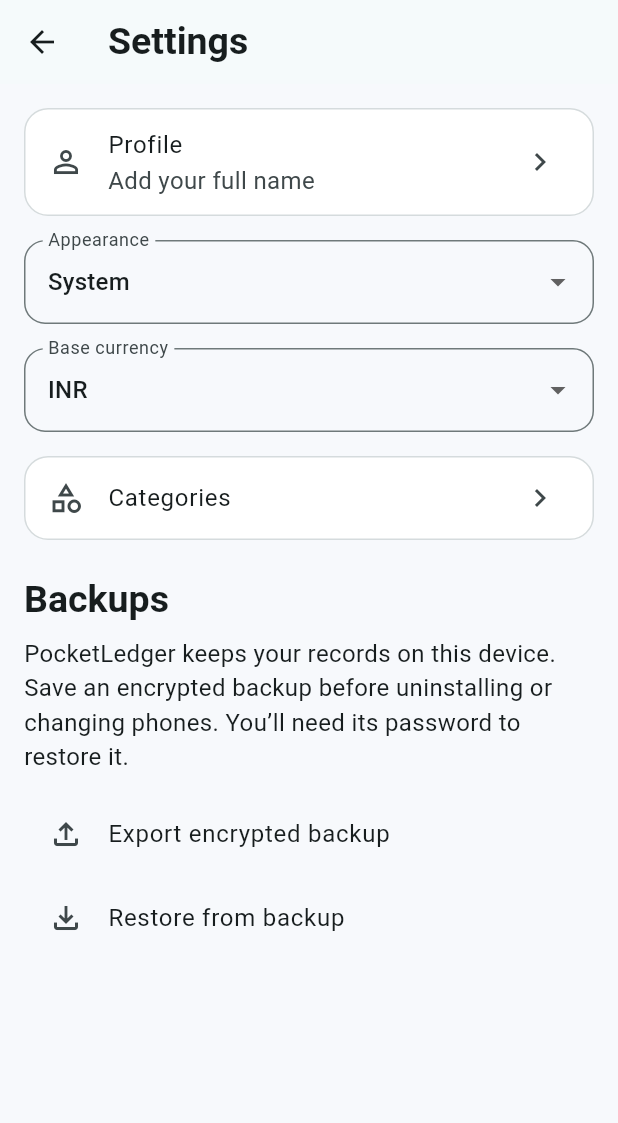
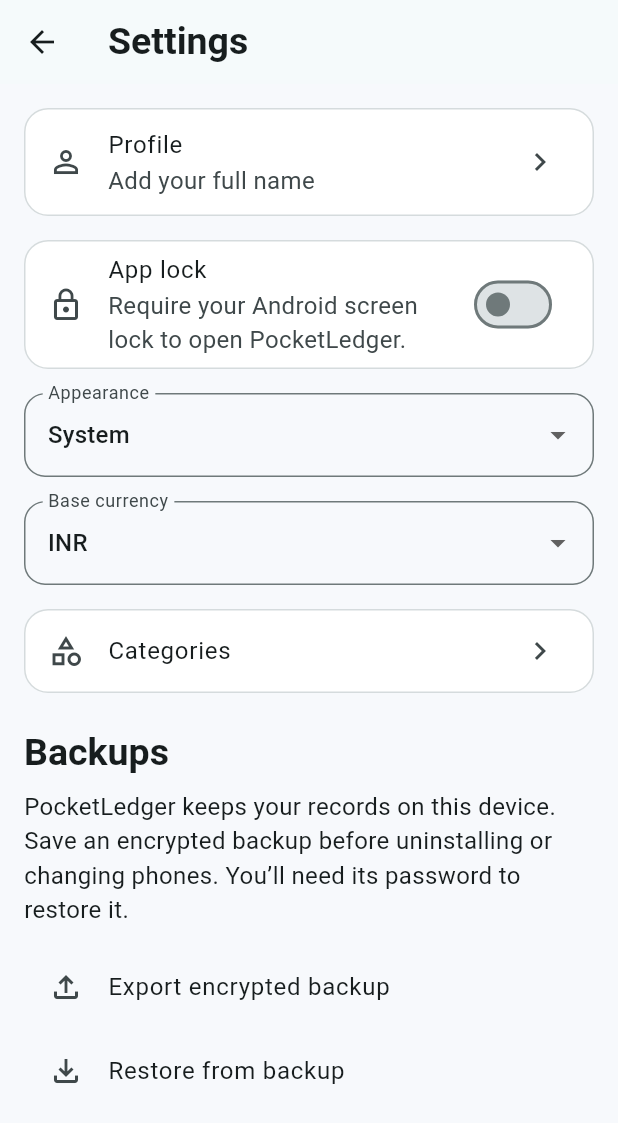
Before and after one commit to ft-aaheli/PocketLedger, a Flutter app: the screen it shows after launch, after a tap on "Create ledger", after a tap on the "chevron right" icon, after a tap on the "settings" icon, on a phone screen of 412 x 824 dp. Shown: the top 1123 px of the screen. Run offline on Flutter 3.47's test engine with Material 3 defaults, Android fonts, the phone set to English and light mode, and no system bars; our stand-ins replace file_picker, material_ui, pdf, share_plus, sqflite; missing offline and left inert: cryptography, excel; accounts and stored records are empty.

Commit message:
Protect PocketLedger with optional Android device authentication

```diff
--- /dev/null
+++ b/lib/app_lock.dart
@@ -0,0 +1,151 @@
+import 'package:flutter/foundation.dart';
+import 'package:flutter/services.dart';
+import 'package:material_ui/material_ui.dart';
+
+class DeviceLock {
+  static const _channel = MethodChannel('pocketledger/device_lock');
+
+  static bool get supported =>
+      !kIsWeb && defaultTargetPlatform == TargetPlatform.android;
+
+  static Future<bool> confirm() async =>
+      await _channel.invokeMethod<bool>('confirm') ?? false;
+
+  static String errorText(Object error) =>
+      error is PlatformException && error.code == 'no_screen_lock'
+      ? 'Set a PIN, pattern, or password in Android Settings, then try again.'
+      : 'Device confirmation is unavailable. Try again.';
+}
+
+class AppLockGate extends StatefulWidget {
+  const AppLockGate({super.key, required this.enabled, required this.child});
+
+  final bool enabled;
+  final Widget child;
+
+  @override
+  State<AppLockGate> createState() => _AppLockGateState();
+}
+
+class _AppLockGateState extends State<AppLockGate> with WidgetsBindingObserver {
+  late bool locked = widget.enabled;
+  bool confirming = false;
+  String? error;
+
+  @override
+  void initState() {
+    super.initState();
+    WidgetsBinding.instance.addObserver(this);
+  }
+
+  @override
+  void didUpdateWidget(covariant AppLockGate oldWidget) {
+    super.didUpdateWidget(oldWidget);
+    if (oldWidget.enabled != widget.enabled) {
+      // Settings changes the flag only after Android verifies the credential.
+      locked = false;
+      error = null;
+    }
+  }
+
+  @override
+  void didChangeAppLifecycleState(AppLifecycleState state) {
+    if (widget.enabled &&
+        !locked &&
+        (state == AppLifecycleState.hidden ||
+            state == AppLifecycleState.paused)) {
+      FocusManager.instance.primaryFocus?.unfocus();
+      setState(() {
+        locked = true;
+        error = null;
+      });
+    }
+  }
+
+  @override
+  void dispose() {
+    WidgetsBinding.instance.removeObserver(this);
+    super.dispose();
+  }
+
+  Future<void> unlock() async {
+    if (confirming) return;
+    setState(() {
+      confirming = true;
+      error = null;
+    });
+    try {
+      final verified = await DeviceLock.confirm();
+      if (mounted && verified) setState(() => locked = false);
+    } catch (failure) {
+      if (mounted) setState(() => error = DeviceLock.errorText(failure));
+    } finally {
+      if (mounted) setState(() => confirming = false);
+    }
+  }
+
+  @override
+  Widget build(BuildContext context) => Stack(
+    fit: StackFit.expand,
+    children: [
+      Offstage(
+        offstage: locked,
+        child: TickerMode(
+          enabled: !locked,
+          child: ExcludeFocus(excluding: locked, child: widget.child),
+        ),
+      ),
+      if (locked)
+        Scaffold(
+          body: SafeArea(
+            child: Center(
+              child: SingleChildScrollView(
+                padding: const EdgeInsets.all(24),
+                child: Column(
+                  mainAxisSize: MainAxisSize.min,
+                  children: [
+                    Icon(
+                      Icons.lock_outline,
+                      size: 48,
+                      color: Theme.of(context).colorScheme.primary,
+                    ),
+                    const SizedBox(height: 16),
+                    Text(
+                      'PocketLedger is locked',
+                      textAlign: TextAlign.center,
+                      style: Theme.of(context).textTheme.headlineSmall,
+                    ),
+                    const SizedBox(height: 8),
+                    const Text(
+                      'Unlock with your Android PIN, pattern, or password.',
+                      textAlign: TextAlign.center,
+                    ),
+                    if (error != null)
+                      Padding(
+                        padding: const EdgeInsets.only(top: 12),
+                        child: Text(
+                          error!,
+                          textAlign: TextAlign.center,
+                          style: TextStyle(
+                            color: Theme.of(context).colorScheme.error,
+                          ),
+                        ),
+                      ),
+                    const SizedBox(height: 20),
+                    FilledButton(
+                      onPressed: confirming ? null : unlock,
+                      child: Text(
+                        confirming
+                            ? 'Waiting for Android…'
+                            : 'Unlock PocketLedger',
+                      ),
+                    ),
+                  ],
+                ),
+              ),
+            ),
+          ),
+        ),
+    ],
+  );
+}
--- a/lib/main.dart
+++ b/lib/main.dart
@@ -1,6 +1,7 @@
 import 'package:material_ui/material_ui.dart';
 import 'package:intl/intl.dart';
 
+import 'app_lock.dart';
 import 'ledger.dart';
 import 'report_actions.dart';
 import 'forms.dart';
@@ -86,6 +87,10 @@ class PocketLedger extends StatelessWidget {
       theme: appTheme(Brightness.light),
       darkTheme: appTheme(Brightness.dark),
       themeMode: ThemeMode.values.byName(ledger.theme),
+      builder: (context, child) => AppLockGate(
+        enabled: DeviceLock.supported && ledger.appLockEnabled,
+        child: child!,
+      ),
       home: ledger.accounts.isEmpty ? SetupPage(ledger) : LedgerHome(ledger),
     ),
   );
--- a/lib/settings.dart
+++ b/lib/settings.dart
@@ -1,6 +1,7 @@
 import 'package:file_picker/file_picker.dart';
 import 'package:material_ui/material_ui.dart';
 
+import 'app_lock.dart';
 import 'forms.dart';
 import 'ledger.dart';
 import 'profile.dart';
@@ -15,6 +16,7 @@ class SettingsPage extends StatefulWidget {
 class _SettingsPageState extends State<SettingsPage> {
   Ledger get ledger => widget.ledger;
   bool busy = false;
+  bool confirmingLock = false;
 
   @override
   Widget build(BuildContext context) => ListenableBuilder(
@@ -49,6 +51,20 @@ class _SettingsPageState extends State<SettingsPage> {
                         ),
                 ),
               ),
+              if (DeviceLock.supported) ...[
+                const SizedBox(height: 16),
+                Card(
+                  child: SwitchListTile(
+                    secondary: const Icon(Icons.lock_outline),
+                    title: const Text('App lock'),
+                    subtitle: const Text(
+                      'Require your Android screen lock to open PocketLedger.',
+                    ),
+                    value: ledger.appLockEnabled,
+                    onChanged: busy || confirmingLock ? null : changeAppLock,
+                  ),
+                ),
+              ],
               const SizedBox(height: 16),
               dropdown(
                 'Appearance',
@@ -116,6 +132,17 @@ class _SettingsPageState extends State<SettingsPage> {
       );
     },
   );
+
+  Future<void> changeAppLock(bool enabled) async {
+    setState(() => confirmingLock = true);
+    try {
+      if (await DeviceLock.confirm()) await ledger.setAppLock(enabled);
+    } catch (error) {
+      notice(DeviceLock.errorText(error));
+    } finally {
+      if (mounted) setState(() => confirmingLock = false);
+    }
+  }
 
   Future<void> act(Future<void> Function() operation) async {
     if (busy) return;
--- a/pubspec.yaml
+++ b/pubspec.yaml
@@ -1,7 +1,7 @@
 name: pocketledger
 description: An offline personal ledger for Android and iOS.
 publish_to: none
-version: 1.4.0+5
+version: 1.5.0+6
 
 environment:
   sdk: ^3.14.0
```
Also changed, not shown: lib/ledger.dart (+15 -6 lines), 4 other files.
